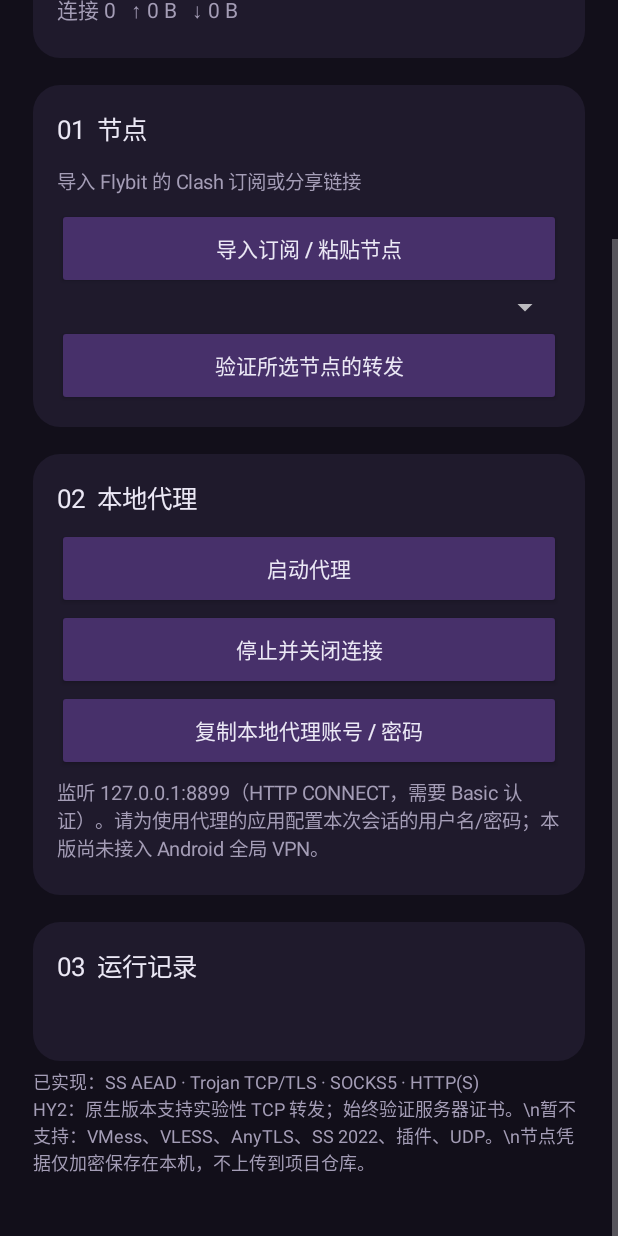
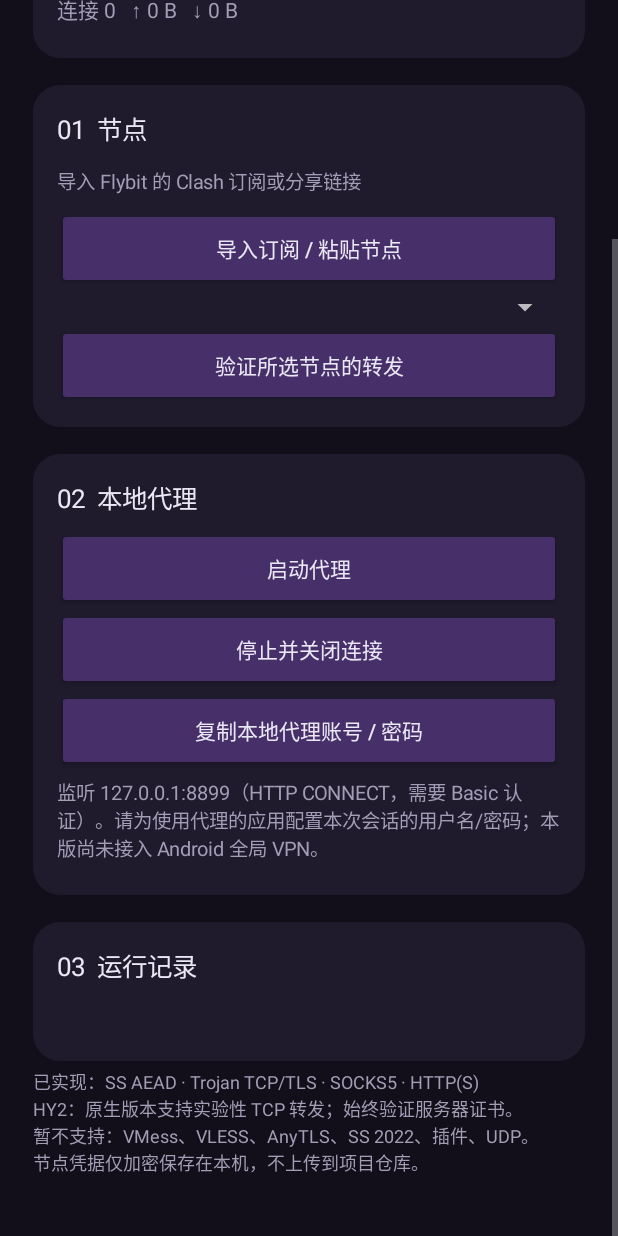
Before and after one commit to Cheems-gta/Cheems-Core, an Android app: the screen it shows after launch (MainActivity), scrolled down 197 dp, on a phone screen of 412 x 824 dp. Run offline under Robolectric (Android 15) with nearby library versions, the phone set to English and light mode, and no system bars; pictures from the network do not load.

Commit message:
Render protocol support labels with actual line separators

```diff
--- a/app/src/main/java/win/cheems/core/MainActivity.java
+++ b/app/src/main/java/win/cheems/core/MainActivity.java
@@ -127,8 +127,8 @@ public final class MainActivity extends Activity {
     root.addView(
         label(
             "已实现：SS AEAD · Trojan TCP/TLS · SOCKS5 · HTTP(S)\n"
-                + "HY2：原生版本支持实验性 TCP 转发；始终验证服务器证书。\\n"
-                + "暂不支持：VMess、VLESS、AnyTLS、SS 2022、插件、UDP。\\n"
+                + "HY2：原生版本支持实验性 TCP 转发；始终验证服务器证书。\n"
+                + "暂不支持：VMess、VLESS、AnyTLS、SS 2022、插件、UDP。\n"
                 + "节点凭据仅加密保存在本机，不上传到项目仓库。",
             12,
             muted));
```
